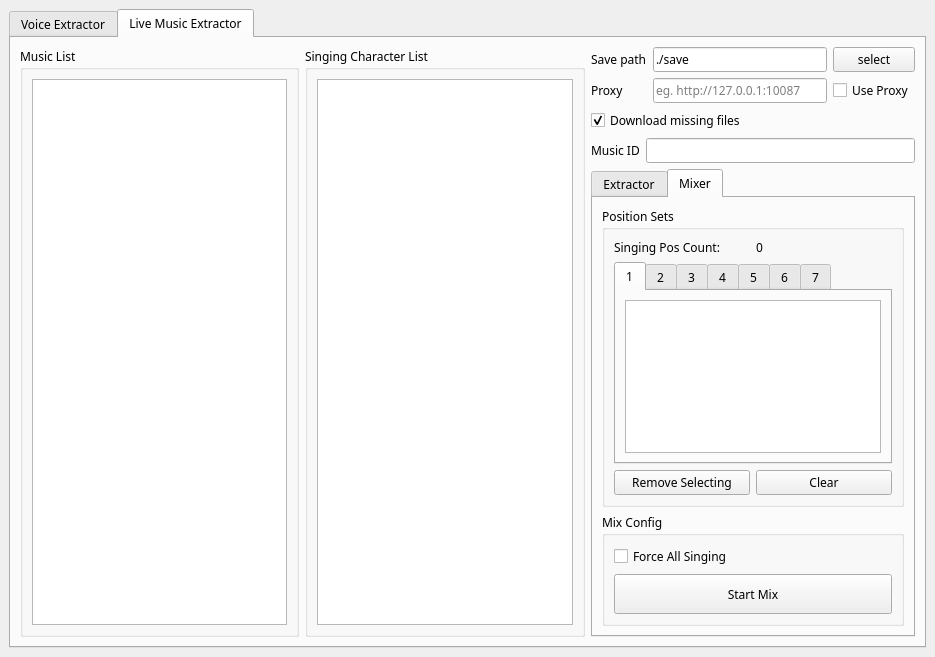
Old version of the form gui/qtui/main_ui.ui in the repository chinosk6/umamusume-voice-text-extractor.
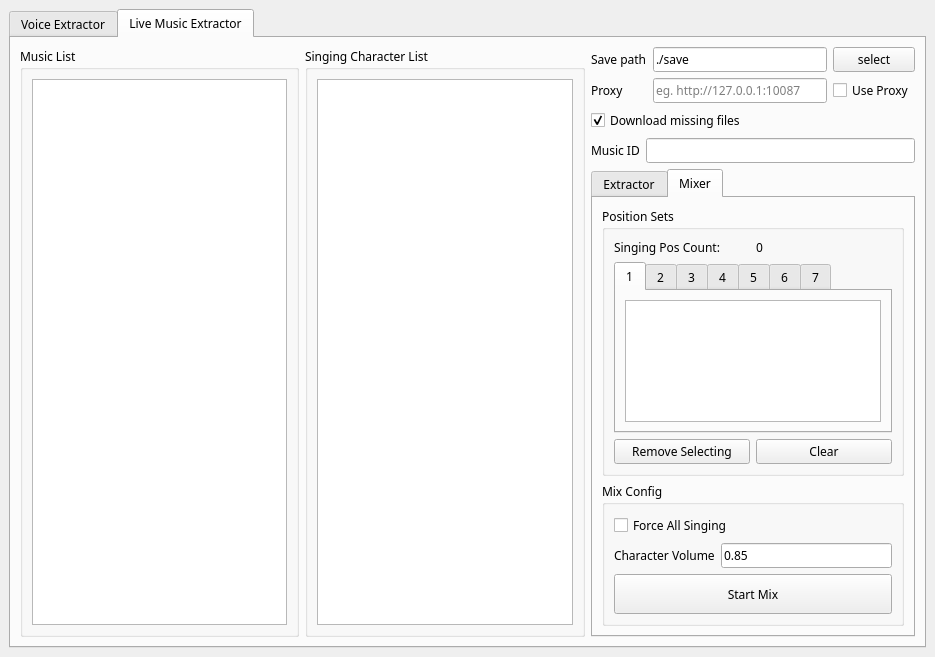
New version of the form. The open tabs and pages were chosen to show the change.

Commit message: add volume control, support live chara multi selection

What changed in the file:
```diff
--- a/gui/qtui/main_ui.ui
+++ b/gui/qtui/main_ui.ui
@@ -876,15 +876,22 @@
                     <property name="title">
                      <string>Mix Config</string>
                     </property>
-                    <layout class="QVBoxLayout" name="verticalLayout_22">
-                     <item>
-                      <widget class="QCheckBox" name="checkBox_all_singing">
+                    <layout class="QGridLayout" name="gridLayout_5">
+                     <item row="1" column="0">
+                      <widget class="QLabel" name="label_15">
                        <property name="text">
-                        <string>Force All Singing</string>
+                        <string>Character Volume</string>
                        </property>
                       </widget>
                      </item>
-                     <item>
+                     <item row="1" column="1">
+                      <widget class="QLineEdit" name="lineEdit_chara_vol">
+                       <property name="text">
+                        <string>0.85</string>
+                       </property>
+                      </widget>
+                     </item>
+                     <item row="2" column="0" colspan="2">
                       <widget class="QPushButton" name="pushButton_start_mix">
                        <property name="minimumSize">
                         <size>
@@ -903,6 +910,13 @@
                        </property>
                       </widget>
                      </item>
+                     <item row="0" column="0" colspan="2">
+                      <widget class="QCheckBox" name="checkBox_all_singing">
+                       <property name="text">
+                        <string>Force All Singing</string>
+                       </property>
+                      </widget>
+                     </item>
                     </layout>
                    </widget>
                   </item>
```
Left out of the diff: 3 changed lines with no effect on the pictures. The commit also changes 15 other files.
